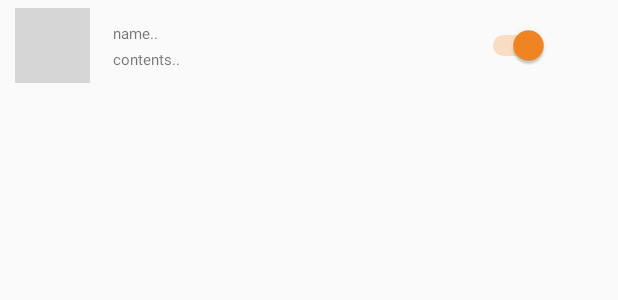
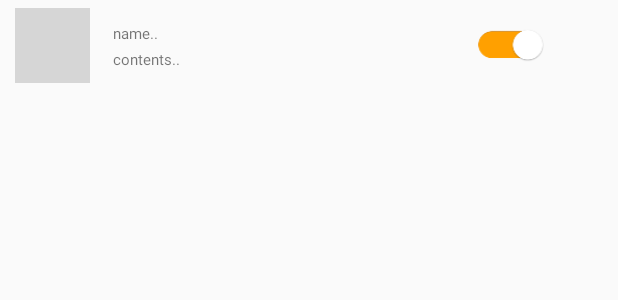
Before and after one commit to parksodam0328/BreadClock, an Android app: the layout listview_alarm_custom.xml on its own in the app's theme, with its tools: preview values and no code run, on a phone screen of 412 x 824 dp. Shown: the top 300 px of the screen. Run offline under Robolectric (Android 15) with nearby library versions, the phone set to English and light mode, and no system bars; grey boxes are pictures that could not be loaded.

Commit message:
파이어베이스로 알람 뜨기와 알람 탭에서 리스트뷰 클릭시 데이터 삭제 디버깅 완료

```diff
--- a/app/src/main/java/kr/hs/emirim/parksodam/mirimbreadclock2/map/MapFragment.java
+++ b/app/src/main/java/kr/hs/emirim/parksodam/mirimbreadclock2/map/MapFragment.java
@@ -51,6 +51,7 @@ import com.google.android.gms.maps.model.MarkerOptions;
 import com.google.firebase.auth.FirebaseAuth;
 import com.google.firebase.auth.FirebaseUser;
 import com.google.firebase.database.DatabaseReference;
+import com.google.firebase.messaging.FirebaseMessaging;
 import com.iamhabib.easy_preference.EasyPreference;
 
 import java.io.IOException;
@@ -167,8 +168,7 @@ public class MapFragment extends BaseFragment implements OnMapReadyCallback,
                                         DatabaseReference bookmarkRef = ((BarActivity) getActivity()).mDatabase.getReference("users/" + mAuth.getCurrentUser().getUid() + "/alarms/" + bb.uid);
                                         Log.e(TAG, "알람 추가 : " + bb.uid);
                                         bookmarkRef.setValue(bb);
-
-                                        //FirebaseMessaging.getInstance().subscribeToTopic(place.getPlaceId());
+                                        FirebaseMessaging.getInstance().subscribeToTopic(bb.uid);
                                         //Log.e(TAG,bb.uid);
                                         EasyPreference.with(getActivity())
                                                 .addString(name, place.getName())
--- a/app/src/main/java/kr/hs/emirim/parksodam/mirimbreadclock2/notice/MyAlarmItem.java
+++ b/app/src/main/java/kr/hs/emirim/parksodam/mirimbreadclock2/notice/MyAlarmItem.java
@@ -45,4 +45,5 @@ public class MyAlarmItem {
         this.star = star;
     }
 
+
 }
--- a/app/src/main/res/layout/activity_info_bakery.xml
+++ b/app/src/main/res/layout/activity_info_bakery.xml
@@ -45,7 +45,7 @@
                     android:layout_height="35dp"
                     android:layout_gravity="center"
                     android:layout_marginLeft="225dp"
-                    app:srcCompat="@drawable/bookmark_on" />
+                    app:srcCompat="@drawable/bookmark_off" />
 
         </android.support.v7.widget.Toolbar>
 
--- a/app/src/main/res/layout/listview_alarm_custom.xml
+++ b/app/src/main/res/layout/listview_alarm_custom.xml
@@ -40,11 +40,11 @@
             android:textSize="10sp" />
     </LinearLayout>
 
-    <Switch
-        android:id="@+id/switch1"
+    <ImageView
+        android:id="@+id/toggle_on"
         android:layout_width="50dp"
         android:layout_height="match_parent"
-        android:checked="true"
+        app:srcCompat="@mipmap/toggle_on"
         />
 
     <!--<ImageView-->
--- a/app/src/main/res/layout/listview_info_custom.xml
+++ b/app/src/main/res/layout/listview_info_custom.xml
@@ -47,5 +47,4 @@
         android:layout_gravity="center_vertical"
         android:background="@drawable/info" />
 
-
 </LinearLayout>
```
Also changed, not shown: app/src/main/java/kr/hs/emirim/parksodam/mirimbreadclock2/BakeryInfoActivity.java (+7 -1 lines), app/src/main/java/kr/hs/emirim/parksodam/mirimbreadclock2/model/BookmarkBakery.java (+3 -14 lines), app/src/main/java/kr/hs/emirim/parksodam/mirimbreadclock2/notice/MyAlarmAdapter.java (+18 -78 lines), app/src/main/java/kr/hs/emirim/parksodam/mirimbreadclock2/notice/NoticeFragment.java (+4 -57 lines).
